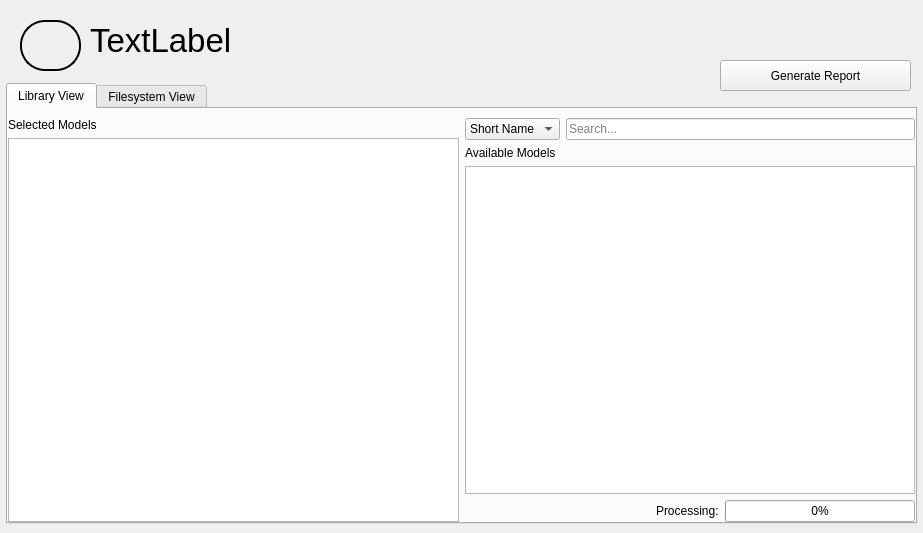
This is src/librarywindow.ui in JaesunPk/cadventory as Qt 5 draws it before an edit. The edited form follows.
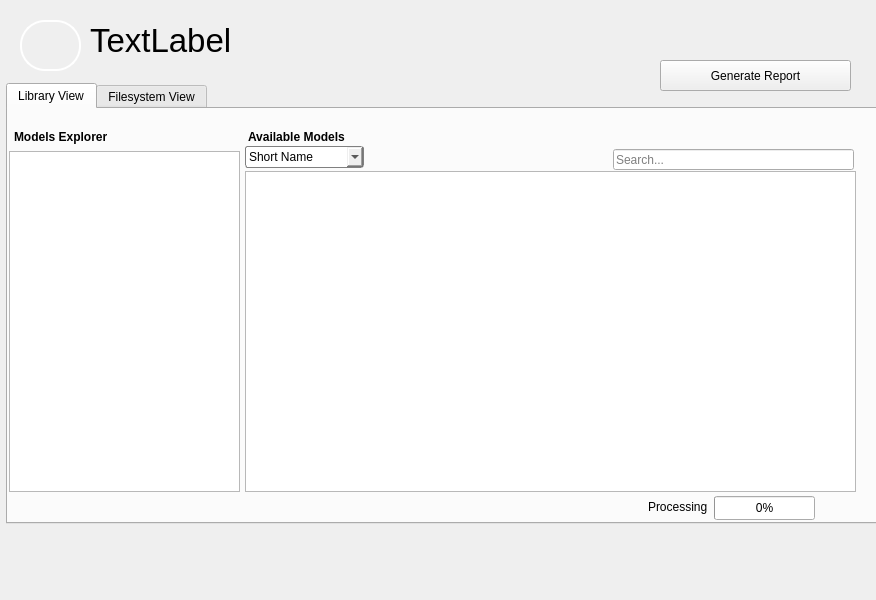
This is the edited form. Icons and pictures are not drawn.

Commit message: updated library ui, has explorer view now

```diff
--- a/src/librarywindow.ui
+++ b/src/librarywindow.ui
@@ -6,8 +6,8 @@
    <rect>
     <x>0</x>
     <y>0</y>
-    <width>923</width>
-    <height>533</height>
+    <width>876</width>
+    <height>600</height>
    </rect>
   </property>
   <property name="sizePolicy">
@@ -34,6 +34,12 @@
      <height>450</height>
     </size>
    </property>
+   <property name="autoFillBackground">
+    <bool>false</bool>
+   </property>
+   <property name="styleSheet">
+    <string notr="true"/>
+   </property>
    <property name="currentIndex">
     <number>0</number>
    </property>
@@ -41,64 +47,22 @@
     <attribute name="title">
      <string>Library View</string>
     </attribute>
-    <layout class="QHBoxLayout" name="horizontalLayout">
-     <property name="leftMargin">
-      <number>0</number>
-     </property>
-     <property name="rightMargin">
-      <number>0</number>
-     </property>
-     <property name="bottomMargin">
-      <number>0</number>
-     </property>
-     <item>
-      <layout class="QVBoxLayout" name="selectedModelsLayout">
-       <item>
-        <layout class="QHBoxLayout" name="horizontalLayout_4"/>
-       </item>
-       <item>
-        <widget class="QLabel" name="label">
-         <property name="text">
-          <string>Selected Models</string>
-         </property>
-        </widget>
-       </item>
-       <item>
-        <widget class="QListView" name="selectedModelsView">
-         <property name="sizePolicy">
-          <sizepolicy hsizetype="Expanding" vsizetype="Expanding">
-           <horstretch>0</horstretch>
-           <verstretch>1</verstretch>
-          </sizepolicy>
-         </property>
-         <property name="resizeMode">
-          <enum>QListView::ResizeMode::Adjust</enum>
-         </property>
-         <property name="spacing">
-          <number>15</number>
-         </property>
-         <property name="gridSize">
-          <size>
-           <width>220</width>
-           <height>140</height>
-          </size>
-         </property>
-         <property name="viewMode">
-          <enum>QListView::ViewMode::IconMode</enum>
-         </property>
-         <property name="uniformItemSizes">
-          <bool>true</bool>
-         </property>
-        </widget>
-       </item>
-      </layout>
-     </item>
-     <item>
-      <layout class="QVBoxLayout" name="availableModelsLayout">
-       <item>
-        <layout class="QHBoxLayout" name="searchLayout">
-         <item>
           <widget class="QComboBox" name="searchFieldComboBox">
+     <property name="geometry">
+      <rect>
+       <x>237</x>
+       <y>37</y>
+       <width>119</width>
+       <height>22</height>
+      </rect>
+     </property>
+     <property name="styleSheet">
+      <string notr="true">    border: 1px solid gray;
+    border-radius: 3px;
+    padding: 1px 18px 1px 3px;
+    min-width: 6em;
+</string>
+     </property>
            <item>
             <property name="text">
              <string>Short Name</string>
@@ -115,18 +79,57 @@
             </property>
            </item>
           </widget>
-         </item>
-         <item>
-          <widget class="QLineEdit" name="searchLineEdit">
-           <property name="placeholderText">
-            <string>Search...</string>
-           </property>
-          </widget>
-         </item>
-        </layout>
-       </item>
-       <item>
+    <widget class="QListView" name="availableModelsView">
+     <property name="geometry">
+      <rect>
+       <x>237</x>
+       <y>62</y>
+       <width>611</width>
+       <height>321</height>
+      </rect>
+     </property>
+     <property name="sizePolicy">
+      <sizepolicy hsizetype="Expanding" vsizetype="Expanding">
+       <horstretch>0</horstretch>
+       <verstretch>1</verstretch>
+      </sizepolicy>
+     </property>
+     <property name="autoFillBackground">
+      <bool>true</bool>
+     </property>
+     <property name="resizeMode">
+      <enum>QListView::ResizeMode::Adjust</enum>
+     </property>
+     <property name="spacing">
+      <number>15</number>
+     </property>
+     <property name="gridSize">
+      <size>
+       <width>220</width>
+       <height>140</height>
+      </size>
+     </property>
+     <property name="viewMode">
+      <enum>QListView::ViewMode::IconMode</enum>
+     </property>
+     <property name="uniformItemSizes">
+      <bool>true</bool>
+     </property>
+    </widget>
         <widget class="QLabel" name="label_2">
+     <property name="geometry">
+      <rect>
+       <x>240</x>
+       <y>20</y>
+       <width>141</width>
+       <height>16</height>
+      </rect>
+     </property>
+     <property name="font">
+      <font>
+       <bold>true</bold>
+      </font>
+     </property>
          <property name="text">
           <string>Available Models</string>
          </property>
@@ -134,62 +137,96 @@
           <enum>Qt::TextFormat::PlainText</enum>
          </property>
         </widget>
-       </item>
-       <item>
-        <widget class="QListView" name="availableModelsView">
+    <widget class="QLineEdit" name="searchLineEdit">
+     <property name="geometry">
+      <rect>
+       <x>605</x>
+       <y>40</y>
+       <width>241</width>
+       <height>21</height>
+      </rect>
+     </property>
+     <property name="placeholderText">
+      <string>Search...</string>
+     </property>
+    </widget>
+    <widget class="QLabel" name="explorerLabel">
+     <property name="geometry">
+      <rect>
+       <x>6</x>
+       <y>20</y>
+       <width>231</width>
+       <height>16</height>
+      </rect>
+     </property>
+     <property name="font">
+      <font>
+       <pointsize>9</pointsize>
+       <bold>true</bold>
+      </font>
+     </property>
+     <property name="text">
+      <string>Models Explorer</string>
+     </property>
+    </widget>
+    <widget class="QListView" name="explorerModelsView">
+     <property name="geometry">
+      <rect>
+       <x>1</x>
+       <y>42</y>
+       <width>231</width>
+       <height>341</height>
+      </rect>
+     </property>
          <property name="sizePolicy">
           <sizepolicy hsizetype="Expanding" vsizetype="Expanding">
            <horstretch>0</horstretch>
            <verstretch>1</verstretch>
           </sizepolicy>
          </property>
-         <property name="resizeMode">
-          <enum>QListView::ResizeMode::Adjust</enum>
-         </property>
-         <property name="spacing">
-          <number>15</number>
-         </property>
-         <property name="gridSize">
-          <size>
-           <width>220</width>
-           <height>140</height>
-          </size>
-         </property>
-         <property name="viewMode">
-          <enum>QListView::ViewMode::IconMode</enum>
-         </property>
-         <property name="uniformItemSizes">
-          <bool>true</bool>
-         </property>
-        </widget>
-       </item>
-       <item>
-        <layout class="QHBoxLayout" name="progressLayout">
-         <item>
-          <spacer name="horizontalSpacer">
-           <property name="orientation">
-            <enum>Qt::Orientation::Horizontal</enum>
-           </property>
-           <property name="sizeType">
-            <enum>QSizePolicy::Policy::Expanding</enum>
-           </property>
-           <property name="sizeHint" stdset="0">
+     <property name="minimumSize">
             <size>
              <width>0</width>
              <height>0</height>
             </size>
            </property>
-          </spacer>
-         </item>
-         <item>
-          <widget class="QLabel" name="statusLabel">
-           <property name="text">
-            <string>Processing:</string>
-           </property>
-          </widget>
-         </item>
-         <item>
+     <property name="frameShape">
+      <enum>QFrame::Shape::StyledPanel</enum>
+     </property>
+     <property name="frameShadow">
+      <enum>QFrame::Shadow::Raised</enum>
+     </property>
+     <property name="verticalScrollBarPolicy">
+      <enum>Qt::ScrollBarPolicy::ScrollBarAsNeeded</enum>
+     </property>
+     <property name="horizontalScrollBarPolicy">
+      <enum>Qt::ScrollBarPolicy::ScrollBarAlwaysOff</enum>
+     </property>
+     <property name="selectionMode">
+      <enum>QAbstractItemView::SelectionMode::SingleSelection</enum>
+     </property>
+     <property name="selectionBehavior">
+      <enum>QAbstractItemView::SelectionBehavior::SelectRows</enum>
+     </property>
+     <property name="iconSize">
+      <size>
+       <width>16</width>
+       <height>16</height>
+      </size>
+     </property>
+     <property name="uniformItemSizes">
+      <bool>true</bool>
+     </property>
+    </widget>
           <widget class="QProgressBar" name="progressBar">
+     <property name="geometry">
+      <rect>
+       <x>706</x>
+       <y>387</y>
+       <width>101</width>
+       <height>24</height>
+      </rect>
+     </property>
            <property name="minimum">
             <number>0</number>
            </property>
@@ -200,12 +237,27 @@
             <number>0</number>
            </property>
           </widget>
-         </item>
-        </layout>
-       </item>
-      </layout>
-     </item>
-    </layout>
+    <widget class="QLabel" name="statusLabel">
+     <property name="geometry">
+      <rect>
+       <x>640</x>
+       <y>390</y>
+       <width>60</width>
+       <height>16</height>
+      </rect>
+     </property>
+     <property name="text">
+      <string>Processing:</string>
+     </property>
+    </widget>
+    <zorder>label_2</zorder>
+    <zorder>searchLineEdit</zorder>
+    <zorder>explorerLabel</zorder>
+    <zorder>explorerModelsView</zorder>
+    <zorder>progressBar</zorder>
+    <zorder>statusLabel</zorder>
+    <zorder>searchFieldComboBox</zorder>
+    <zorder>availableModelsView</zorder>
    </widget>
    <widget class="QWidget" name="filesystemTab">
     <attribute name="title">
@@ -255,7 +307,7 @@
   <widget class="QPushButton" name="generateReportButton">
    <property name="geometry">
     <rect>
-     <x>720</x>
+     <x>660</x>
      <y>60</y>
      <width>191</width>
      <height>31</height>
@@ -275,11 +327,15 @@
     </rect>
    </property>
    <property name="styleSheet">
-    <string notr="true">border: 2px;
-border-style: outset;
-border-width: 2px;
+    <string notr="true">
+ border: 2px white;
+ border-style: outset;
+ border-width: 2px;
 border-radius: 25px;
-color: black;</string>
+color: white;
+
+
+</string>
    </property>
    <property name="text">
     <string/>
```
Lines whose indentation alone changed are shown as unchanged. The commit also changes 3 other files.
